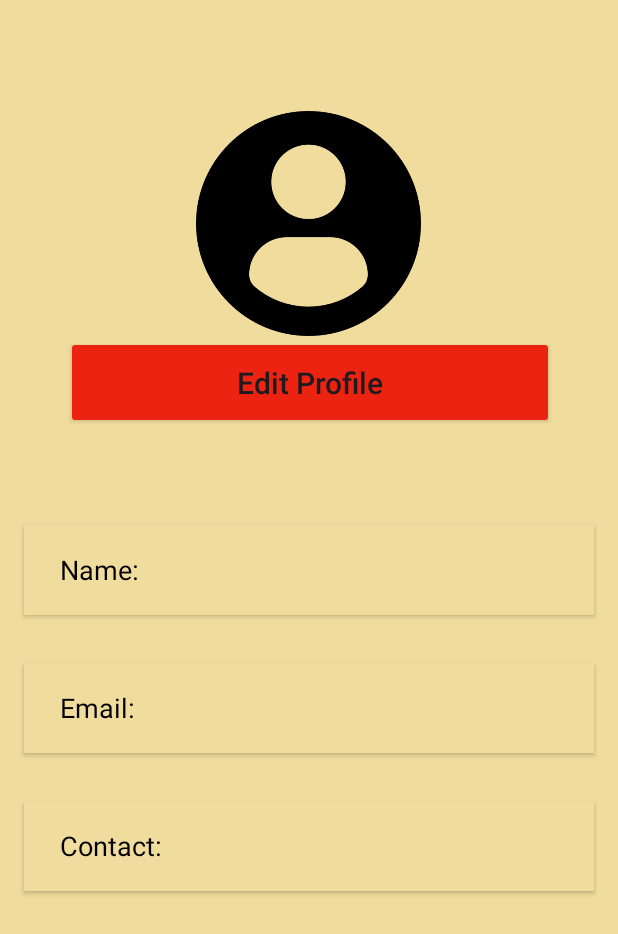
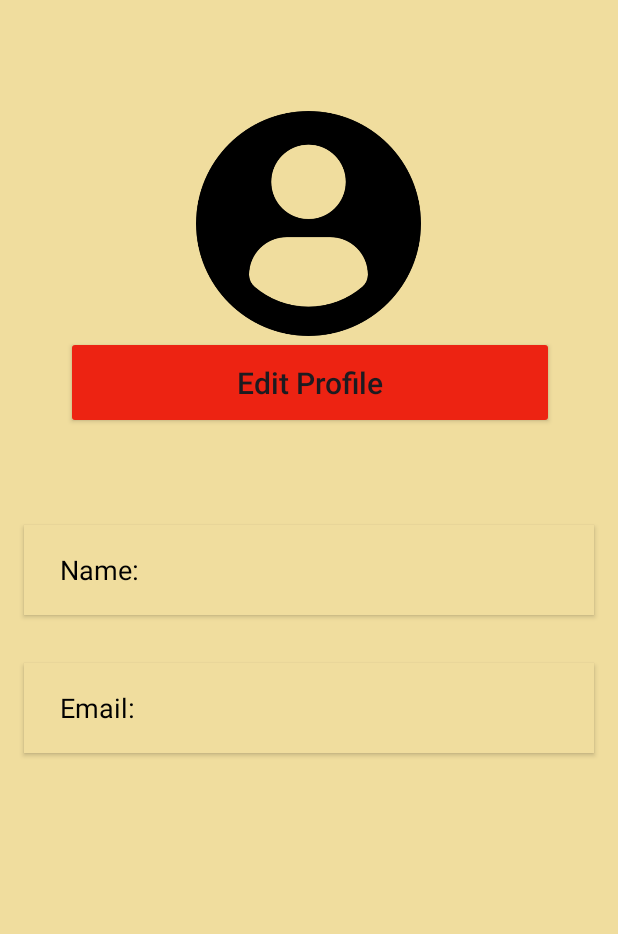
Before and after one commit to Pravesh-Shrestha/KARYA-CONNECT-NEPAL, an Android app: the fragment FreelancerProfileFragment shown on its own in the app's theme, on a phone screen of 412 x 824 dp. Shown: the top 934 px of the screen. Run offline under Robolectric (Android 15) with nearby library versions, the phone set to English and light mode, and no system bars; our stand-ins replace Firebase (no records; nobody signed in at launch, a user with empty details on screens opened directly); libraries missing offline, so code that uses them is left out: com.cloudinary.

Commit message:
freelancerprofile

```diff
--- a/app/src/main/res/layout/fragment_freelancer_profile.xml
+++ b/app/src/main/res/layout/fragment_freelancer_profile.xml
@@ -101,37 +101,6 @@
 
         </LinearLayout>
 
-        <LinearLayout
-            android:layout_width="match_parent"
-            android:layout_height="60dp"
-            android:layout_marginLeft="10dp"
-            android:layout_marginTop="32dp"
-            android:layout_marginRight="10dp"
-            android:layout_marginBottom="10dp"
-            android:background="#F0DD9E"
-            android:elevation="2dp"
-            android:gravity="center_vertical"
-            android:orientation="horizontal"
-            android:paddingStart="16dp"
-            android:paddingEnd="16dp">
-
-            <TextView
-                android:layout_width="20dp"
-                android:layout_height="wrap_content"
-                android:layout_marginLeft="8dp"
-                android:layout_weight="1"
-                android:text="Contact:"
-                android:textColor="@color/black"
-                android:textSize="18dp" />
-
-            <TextView
-                android:id="@+id/textViewContact"
-                android:layout_width="wrap_content"
-                android:layout_height="wrap_content"
-                android:layout_weight="1"
-                android:textSize="18dp" />
-
-        </LinearLayout>
 
 
     </LinearLayout>
```
